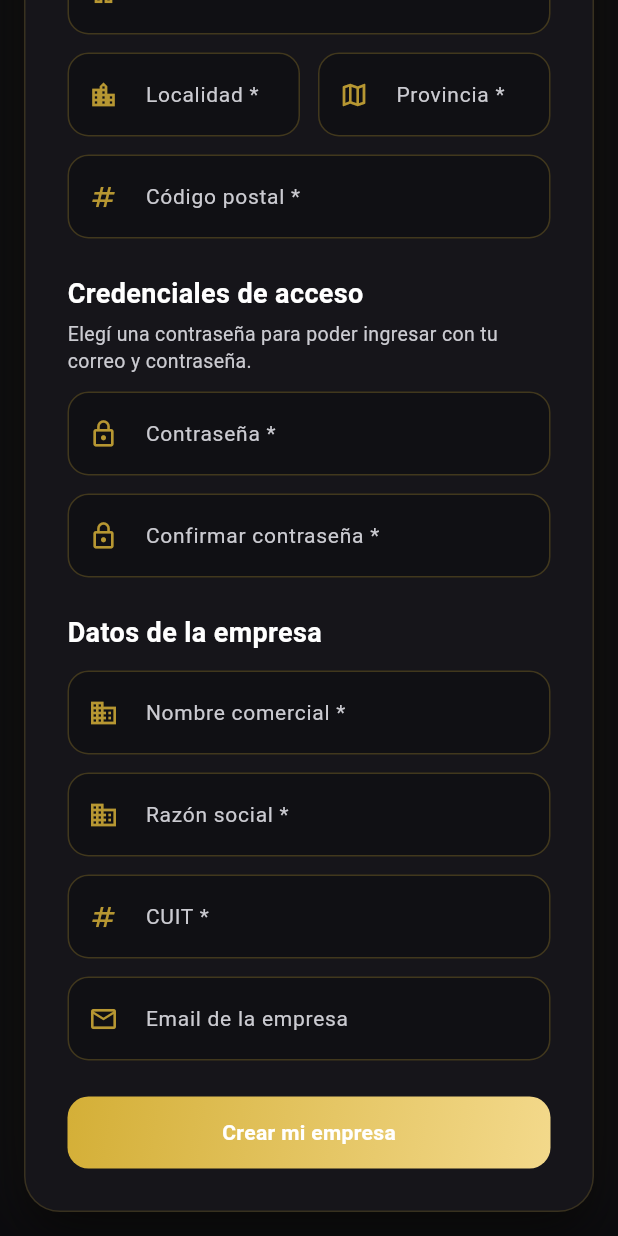
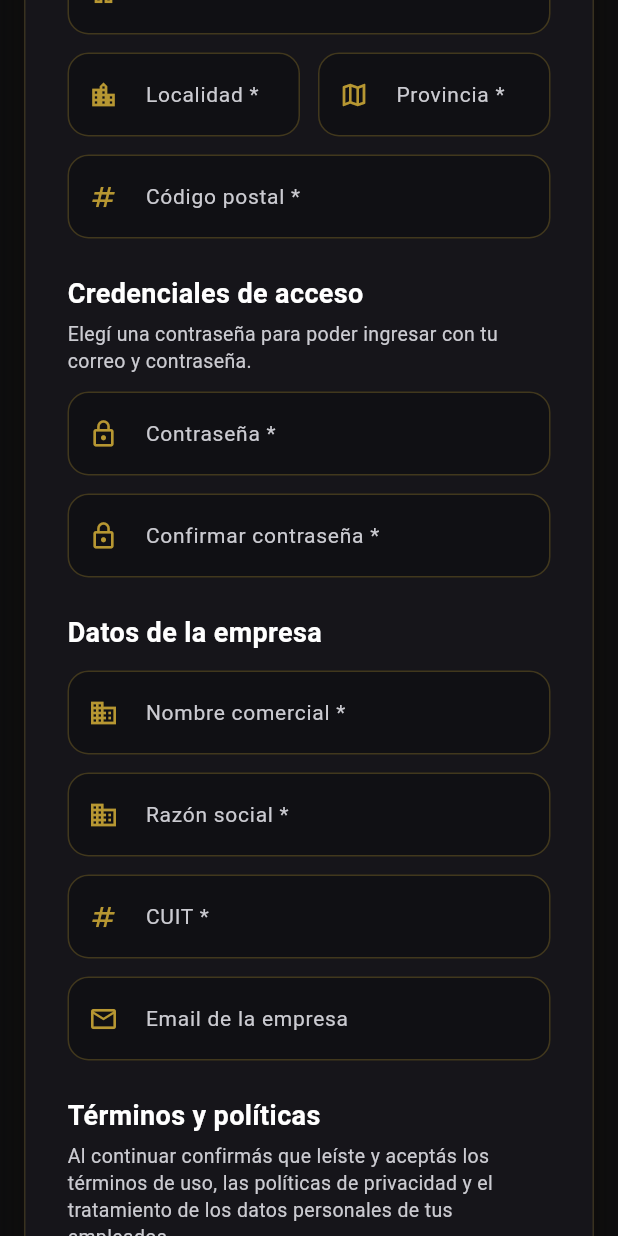
Before and after one commit to Renzito24/locustaf, a Flutter app: the screen it shows once a user with an empty profile is signed in, scrolled down 434 dp, on a phone screen of 412 x 824 dp. Run offline on Flutter 3.47's test engine with Material 3 defaults, Android fonts, the light colour scheme and no system bars; our stand-ins replace cloud_firestore, cloud_functions, equatable, file_picker, firebase_auth, firebase_core and 9 more; missing offline and left inert: excel, file_saver; accounts and stored records are empty.

Commit message:
feat(saas): store accepted policies timestamp on onboarding (TASK-013)

```diff
--- a/lib/core/models/user_model.dart
+++ b/lib/core/models/user_model.dart
@@ -50,6 +50,10 @@ class UserModel extends Equatable {
   final DateTime createdAt;
   final DateTime? updatedAt;
 
+  /// Momento en que el usuario aceptó los términos y políticas de la
+  /// plataforma (TASK-013). Se fija en el onboarding; null si es legacy.
+  final DateTime? acceptedPoliciesAt;
+
   const UserModel({
     required this.id,
     required this.nombre,
@@ -67,6 +71,7 @@ class UserModel extends Equatable {
     this.companyId,
     required this.createdAt,
     this.updatedAt,
+    this.acceptedPoliciesAt,
   });
 
   String get nombreCompleto => '$nombre $apellido';
@@ -88,6 +93,7 @@ class UserModel extends Equatable {
     String? companyId,
     DateTime? createdAt,
     DateTime? updatedAt,
+    DateTime? acceptedPoliciesAt,
   }) {
     return UserModel(
       id: id ?? this.id,
@@ -106,6 +112,7 @@ class UserModel extends Equatable {
       companyId: companyId ?? this.companyId,
       createdAt: createdAt ?? this.createdAt,
       updatedAt: updatedAt ?? this.updatedAt,
+      acceptedPoliciesAt: acceptedPoliciesAt ?? this.acceptedPoliciesAt,
     );
   }
 
@@ -129,6 +136,9 @@ class UserModel extends Equatable {
       updatedAt: json['updatedAt'] != null
           ? DateTime.parse(json['updatedAt'] as String).toLocal()
           : null,
+      acceptedPoliciesAt: json['acceptedPoliciesAt'] != null
+          ? DateTime.parse(json['acceptedPoliciesAt'] as String).toLocal()
+          : null,
     );
   }
 
@@ -150,6 +160,7 @@ class UserModel extends Equatable {
       'companyId': companyId,
       'createdAt': createdAt.toUtc().toIso8601String(),
       'updatedAt': updatedAt?.toUtc().toIso8601String(),
+      'acceptedPoliciesAt': acceptedPoliciesAt?.toUtc().toIso8601String(),
     };
   }
 
@@ -171,5 +182,6 @@ class UserModel extends Equatable {
         companyId,
         createdAt,
         updatedAt,
+        acceptedPoliciesAt,
       ];
 }
--- a/lib/features/companies/presentation/providers/onboarding_provider.dart
+++ b/lib/features/companies/presentation/providers/onboarding_provider.dart
@@ -61,6 +61,7 @@ class OnboardingNotifier extends Notifier<OnboardingState> {
         isActive: true,
         isDeleted: false,
         createdAt: DateTime.now(),
+        acceptedPoliciesAt: DateTime.now(),
       );
       final userRef = firestore.collection('users').doc(authUser.uid);
 
--- a/lib/features/companies/presentation/screens/onboarding_screen.dart
+++ b/lib/features/companies/presentation/screens/onboarding_screen.dart
@@ -33,11 +33,12 @@ class _OnboardingScreenState extends ConsumerState<OnboardingScreen> {
   final _passwordController = TextEditingController();
   final _confirmPasswordController = TextEditingController();
 
-  // Datos de la empresa
+  // Empresa
   final _empresaController = TextEditingController();
   final _razonSocialController = TextEditingController();
   final _cuitController = TextEditingController();
   final _empresaEmailController = TextEditingController();
+  bool _aceptaPoliticas = false;
 
   @override
   void dispose() {
@@ -360,6 +361,79 @@ class _OnboardingScreenState extends ConsumerState<OnboardingScreen> {
                       ),
                     ),
                     const SizedBox(height: 24),
+                    Text('Términos y políticas', style: AppTheme.headingMd),
+                    const SizedBox(height: 4),
+                    Text(
+                      'Al continuar confirmás que leíste y aceptás los términos '
+                      'de uso, las políticas de privacidad y el tratamiento de '
+                      'los datos personales de tus empleados.',
+                      style: AppTheme.bodyMd,
+                    ),
+                    const SizedBox(height: 12),
+                    FormField<bool>(
+                      initialValue: _aceptaPoliticas,
+                      validator: (v) => (v == true)
+                          ? null
+                          : 'Debés aceptar los términos y políticas para continuar.',
+                      builder: (field) => Column(
+                        crossAxisAlignment: CrossAxisAlignment.start,
+                        children: [
+                          InkWell(
+                            onTap: state.isLoading
+                                ? null
+                                : () {
+                                    setState(() =>
+                                        _aceptaPoliticas = !_aceptaPoliticas);
+                                    field.didChange(_aceptaPoliticas);
+                                  },
+                            child: Row(
+                              crossAxisAlignment: CrossAxisAlignment.start,
+                              children: [
+                                Checkbox(
+                                  value: _aceptaPoliticas,
+                                  activeColor: AppColors.gold,
+                                  checkColor: Colors.white,
+                                  side: const BorderSide(
+                                    color: AppColors.textSecondary,
+                                  ),
+                                  onChanged: state.isLoading
+                                      ? null
+                                      : (v) {
+                                          setState(() => _aceptaPoliticas = v ?? false);
+                                          field.didChange(_aceptaPoliticas);
+                                        },
+                                ),
+                                const Expanded(
+                                  child: Padding(
+                                    padding: EdgeInsets.only(top: 12),
+                                    child: Text(
+                                      'Acepto los términos y condiciones y las '
+                                      'políticas de uso y privacidad de LOCUSTAF.',
+                                      style: TextStyle(
+                                        color: AppColors.textWhite,
+                                        fontSize: 13,
+                                      ),
+                                    ),
+                                  ),
+                                ),
+                              ],
+                            ),
+                          ),
+                          if (field.hasError)
+                            Padding(
+                              padding: const EdgeInsets.only(left: 12),
+                              child: Text(
+                                field.errorText!,
+                                style: const TextStyle(
+                                  color: AppColors.error,
+                                  fontSize: 12,
+                                ),
+                              ),
+                            ),
+                        ],
+                      ),
+                    ),
+                    const SizedBox(height: 24),
                     SizedBox(
                       width: double.infinity,
                       child: DecoratedBox(
```
Also changed, not shown: 1 other file.
